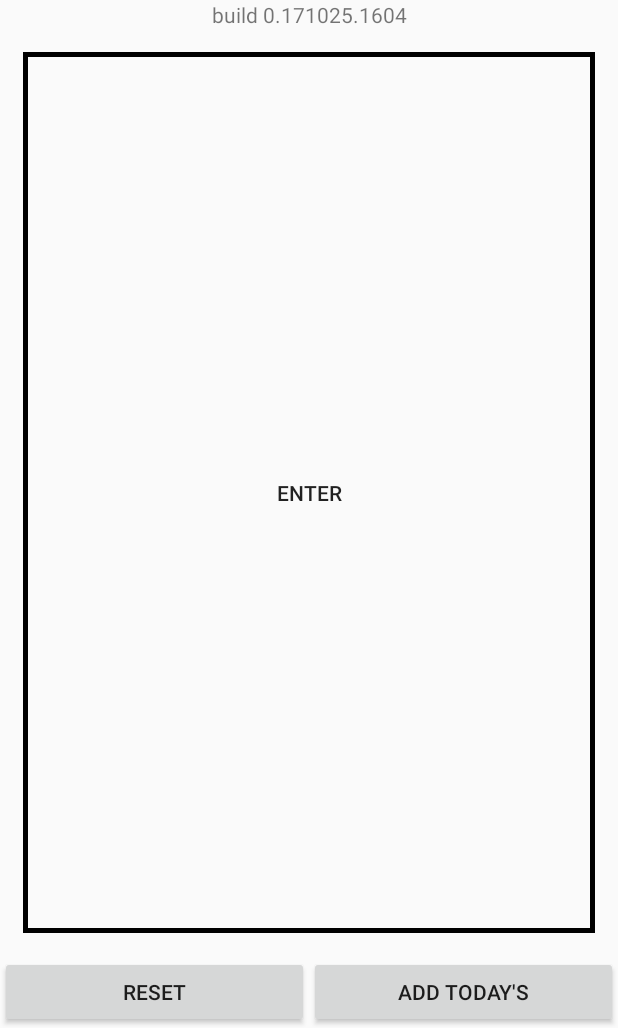
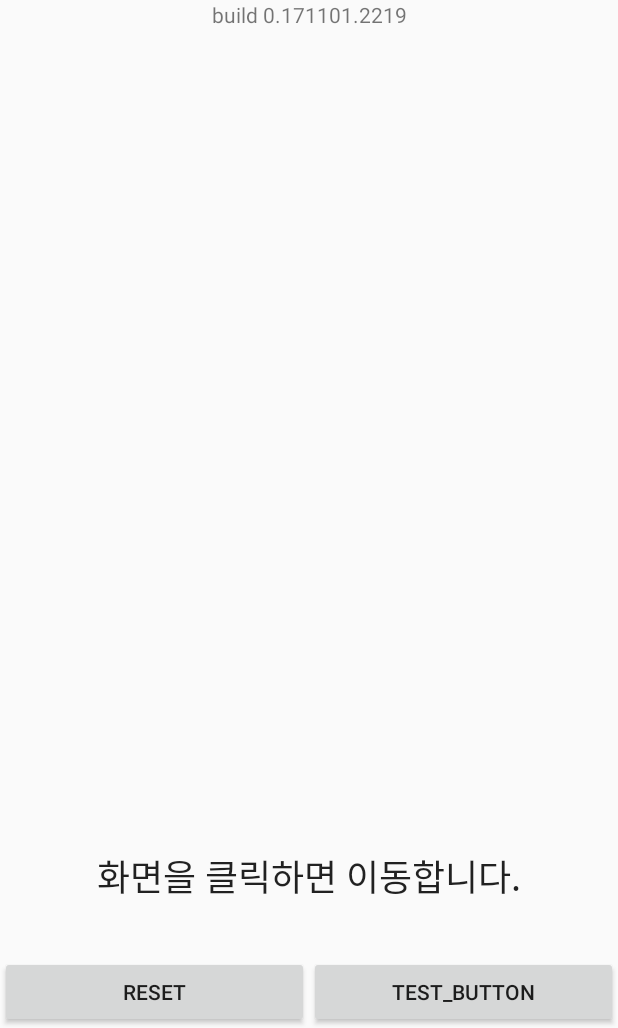
Before and after one commit to penguo/TodoList2, an Android app: the screen it shows after launch (MainActivity), on a phone screen of 412 x 824 dp, the part 208-1236 px from its top. Run offline under Robolectric (Android 15) with nearby library versions, the phone set to English and light mode, and no system bars.

Commit message:
171102 간단한 위젯 적용
버튼이 달린 위젯 적용. 후에 리스트뷰 적용 해야함.

```diff
--- a/app/src/main/java/com/pepg/todolist/MainActivity.java
+++ b/app/src/main/java/com/pepg/todolist/MainActivity.java
@@ -32,7 +32,7 @@ public class MainActivity extends AppCompatActivity implements View.OnClickListe
         tvInfo = (TextView) findViewById(R.id.mainA_tv_info);
 
         // TODO: BUILD INFO SET
-        tvInfo.setText("build 0.171025.1604");
+        tvInfo.setText("build 0.171101.2219");
 
         btnList.setOnClickListener(this);
         btnSetting.setOnClickListener(this);
--- a/app/src/main/res/layout/activity_detail.xml
+++ b/app/src/main/res/layout/activity_detail.xml
@@ -45,7 +45,7 @@
 
     <RelativeLayout
         android:layout_width="match_parent"
-        android:layout_height="90dp"
+        android:layout_height="95dp"
         android:layout_marginLeft="3dp"
         android:layout_marginRight="3dp"
         android:layout_marginTop="3dp"
@@ -123,7 +123,7 @@
                         android:layout_alignParentBottom="true"
                         android:paddingLeft="20dp"
                         android:text="DATE VIEW POINT"
-                        android:textSize="15sp" />
+                        android:textSize="18sp" />
                 </RelativeLayout>
 
             </LinearLayout>
--- a/app/src/main/res/layout/activity_main.xml
+++ b/app/src/main/res/layout/activity_main.xml
@@ -38,8 +38,11 @@
             android:layout_height="wrap_content"
             android:layout_margin="15dp"
             android:layout_weight="1"
-            android:background="@drawable/xml_border"
-            android:text="ENTER" />
+            android:background="@null"
+            android:gravity="bottom|center_horizontal"
+            android:paddingBottom="20dp"
+            android:text="화면을 클릭하면 이동합니다."
+            android:textSize="24sp" />
     </LinearLayout>
 
     <LinearLayout
@@ -59,7 +62,7 @@
             android:layout_width="match_parent"
             android:layout_height="wrap_content"
             android:layout_weight="1"
-            android:text="add today's" />
+            android:text="test_button" />
 
     </LinearLayout>
 </LinearLayout>
--- a/app/src/main/res/layout/semi_item.xml
+++ b/app/src/main/res/layout/semi_item.xml
@@ -4,7 +4,7 @@
     xmlns:tools="http://schemas.android.com/tools"
     android:id="@+id/semi_layout"
     android:layout_width="match_parent"
-    android:layout_height="60dp"
+    android:layout_height="70dp"
     android:layout_marginLeft="3dp"
     android:layout_marginRight="3dp"
     android:layout_marginTop="3dp"
--- a/app/src/main/res/layout/todo_item.xml
+++ b/app/src/main/res/layout/todo_item.xml
@@ -3,7 +3,7 @@
     xmlns:app="http://schemas.android.com/apk/res-auto"
     xmlns:tools="http://schemas.android.com/tools"
     android:layout_width="match_parent"
-    android:layout_height="90dp"
+    android:layout_height="95dp"
     android:layout_marginLeft="3dp"
     android:layout_marginRight="3dp"
     android:layout_marginTop="3dp">
@@ -81,7 +81,7 @@
                     android:layout_alignParentBottom="true"
                     android:paddingLeft="20dp"
                     android:text="DATE VIEW POINT"
-                    android:textSize="15sp" />
+                    android:textSize="18sp" />
             </RelativeLayout>
 
         </LinearLayout>
--- a/app/src/main/res/values/colors.xml
+++ b/app/src/main/res/values/colors.xml
@@ -18,4 +18,6 @@
     <color name="colorRemark">#43a047</color>
     <color name="colorTodo">#536dfe</color>
 
+    <color name="widgetTheme">#48e1ff</color>
+
 </resources>
```
Also changed, not shown: app/src/main/AndroidManifest.xml (+10 -0 lines), app/src/main/java/com/pepg/todolist/Adapter/ListRcvAdapter.java (+5 -5 lines), app/src/main/java/com/pepg/todolist/DetailActivity.java (+5 -5 lines), app/src/main/java/com/pepg/todolist/Widget/WidgetProvider.java (added, +82 -0 lines), app/src/main/res/layout/widget_layout.xml (added, +26 -0 lines), app/src/main/res/xml/widget_provider_basic.xml (added, +8 -0 lines).
